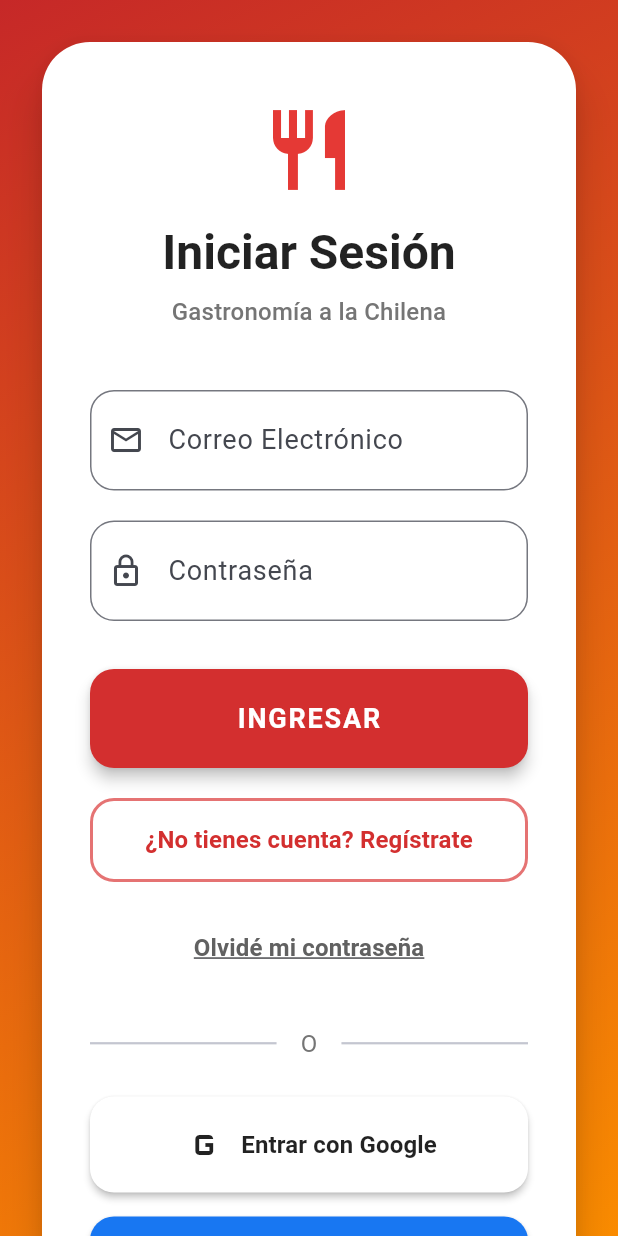
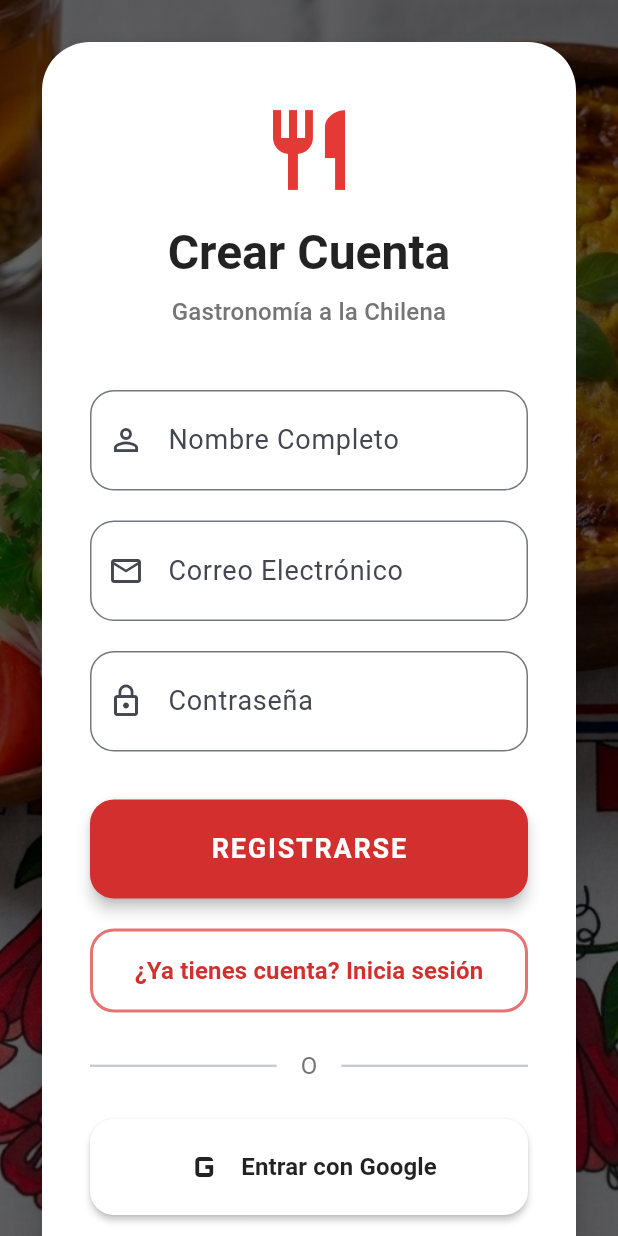
Before and after one commit to GonzaloValderrama/gastronomia-chilena, a Flutter app: the screen it shows after launch, on a phone screen of 412 x 824 dp. Run offline on Flutter 3.47's test engine with Material 3 defaults, Android fonts, the phone set to English and light mode, and no system bars; our stand-ins replace flutter_riverpod, flutter_tts, google_mobile_ads, share_plus, supabase_flutter; missing offline and left inert: video_trimmer; accounts and stored records are empty.

Commit message:
feat: adapt login screen with custom background and registration fields

```diff
--- a/lib/features/auth/presentation/login_screen.dart
+++ b/lib/features/auth/presentation/login_screen.dart
@@ -10,13 +10,15 @@ class LoginScreen extends ConsumerStatefulWidget {
 }
 
 class _LoginScreenState extends ConsumerState<LoginScreen> {
+  final _nameController = TextEditingController();
   final _emailController = TextEditingController();
   final _passwordController = TextEditingController();
   bool _isLoading = false;
-  bool _isRegistering = false;
+  bool _isRegistering = true;
 
   @override
   void dispose() {
+    _nameController.dispose();
     _emailController.dispose();
     _passwordController.dispose();
     super.dispose();
@@ -30,7 +32,7 @@ class _LoginScreenState extends ConsumerState<LoginScreen> {
         await authRepo.signUpWithEmail(
           _emailController.text.trim(),
           _passwordController.text,
-          'Nuevo Usuario', // Podría expandirse para pedir el nombre
+          _nameController.text.trim().isNotEmpty ? _nameController.text.trim() : 'Nuevo Usuario',
         );
         _showMessage('Registro exitoso. Revisa tu correo.', isError: false);
       } else {
@@ -83,13 +85,13 @@ class _LoginScreenState extends ConsumerState<LoginScreen> {
     return Scaffold(
       body: Container(
         decoration: BoxDecoration(
-          gradient: LinearGradient(
-            begin: Alignment.topLeft,
-            end: Alignment.bottomRight,
-            colors: [
-              Colors.red.shade800,
-              Colors.orange.shade600,
-            ],
+          image: DecorationImage(
+            image: const AssetImage('assets/images/login_bg.jpg'),
+            fit: BoxFit.cover,
+            colorFilter: ColorFilter.mode(
+              Colors.black.withOpacity(0.6),
+              BlendMode.darken,
+            ),
           ),
         ),
         child: SafeArea(
@@ -132,6 +134,21 @@ class _LoginScreenState extends ConsumerState<LoginScreen> {
                       const SizedBox(height: 40),
 
                       // Text Fields
+                      if (_isRegistering) ...[
+                        TextField(
+                          controller: _nameController,
+                          style: theme.textTheme.bodyLarge,
+                          decoration: InputDecoration(
+                            labelText: 'Nombre Completo',
+                            prefixIcon: const Icon(Icons.person_outline),
+                            border: OutlineInputBorder(
+                              borderRadius: BorderRadius.circular(16),
+                            ),
+                            contentPadding: const EdgeInsets.all(20),
+                          ),
+                        ),
+                        const SizedBox(height: 20),
+                      ],
                       TextField(
                         controller: _emailController,
                         keyboardType: TextInputType.emailAddress,
--- a/pubspec.yaml
+++ b/pubspec.yaml
@@ -41,6 +41,8 @@ dev_dependencies:
 flutter:
   uses-material-design: true
   generate: true
+  assets:
+    - assets/images/
 
 dependency_overrides:
   intl: ^0.20.2
```
Also changed, not shown: assets/images/login_bg.jpg (added).
